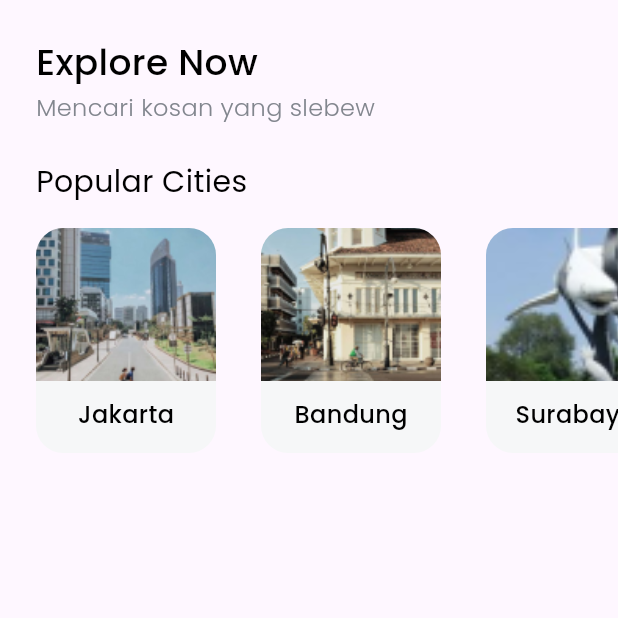
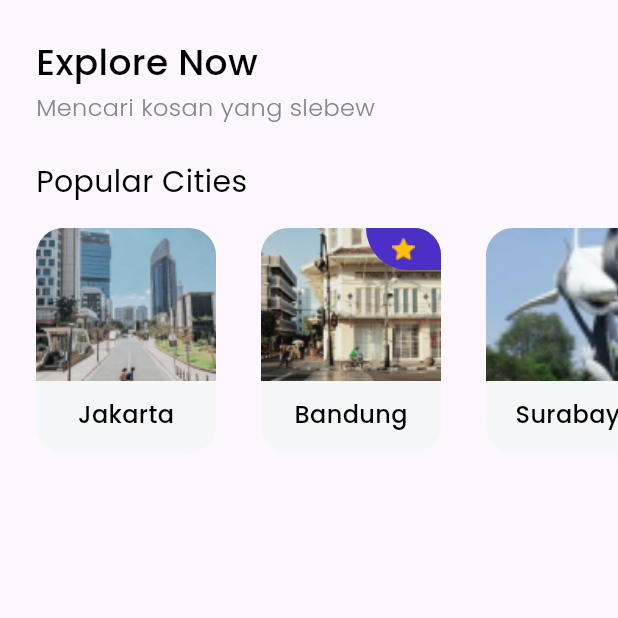
Before and after one commit to martinhlw/fullstack_flutter_firebase_find_house_app, a Flutter app: the HomePage screen opened directly, on a phone screen of 412 x 824 dp, the top half of it. Run offline on Flutter 3.47's test engine with Material 3 defaults, Android fonts, the phone set to English and light mode, and no system bars; our stand-ins replace google_fonts.

Commit message:
popular.city

```diff
--- a/find_house_app/lib/models/city.dart
+++ b/find_house_app/lib/models/city.dart
@@ -4,5 +4,5 @@ class City {
   String imageUrl;
   bool isPopular;
 
-  City({required this.id, required this.imageUrl, required this.name, required this.isPopular});
+  City({required this.id, required this.imageUrl, required this.name, this.isPopular = false});
 }
--- a/find_house_app/lib/pages/home_page.dart
+++ b/find_house_app/lib/pages/home_page.dart
@@ -14,6 +14,7 @@ class HomePage extends StatelessWidget {
           ),
           child: ListView(
             children: [
+              // NOTE: TITLE/HEADER
               Padding(
                 padding: EdgeInsets.only(left: edge),
                 child: Text(
@@ -62,7 +63,6 @@ class HomePage extends StatelessWidget {
                       City(
                         id: 1,
                         name: 'Jakarta',
-                        isPopular: false,
                         imageUrl: 'assets/images/city1.png',
                         ),
                       ),
@@ -73,7 +73,7 @@ class HomePage extends StatelessWidget {
                       City(
                         id: 2,
                         name: 'Bandung',
-                        isPopular: false,
+                        isPopular: true,
                         imageUrl: 'assets/images/city2.png',
                         ),
                       ),
@@ -84,7 +84,6 @@ class HomePage extends StatelessWidget {
                       City(
                         id: 3,
                         name: 'Surabaya',
-                        isPopular: false,
                         imageUrl: 'assets/images/city3.png',
                         ),
                       ),
--- a/find_house_app/lib/widgets/city_card.dart
+++ b/find_house_app/lib/widgets/city_card.dart
@@ -18,11 +18,35 @@ class CityCard extends StatelessWidget {
       color: Color(0xffF6F7F8),
       child: Column(
         children: [
+          Stack(
+            children: [
               Image.asset(
                 city.imageUrl,
                 width: 130,
                 height: 102,
                 fit: BoxFit.cover,
+               ),
+               city.isPopular ? Align(
+                alignment: Alignment.topRight,
+                  child: Container(
+                  width: 50,
+                  height: 28,
+                  decoration: BoxDecoration(
+                    color: purpleColor,
+                    borderRadius: BorderRadius.only(
+                      bottomLeft: Radius.circular(30),
+                    ),
+                  ),
+                  child: Center(
+                    child: Image.asset(
+                      'assets/images/star_icon.png',
+                      width: 22,
+                      height: 22,
+                      ),
+                  ),
+                 ),
+               ) : Container(),
+            ],
           ),
            SizedBox(height: 11,
            ),
```
Lines whose indentation alone changed are shown as unchanged.
